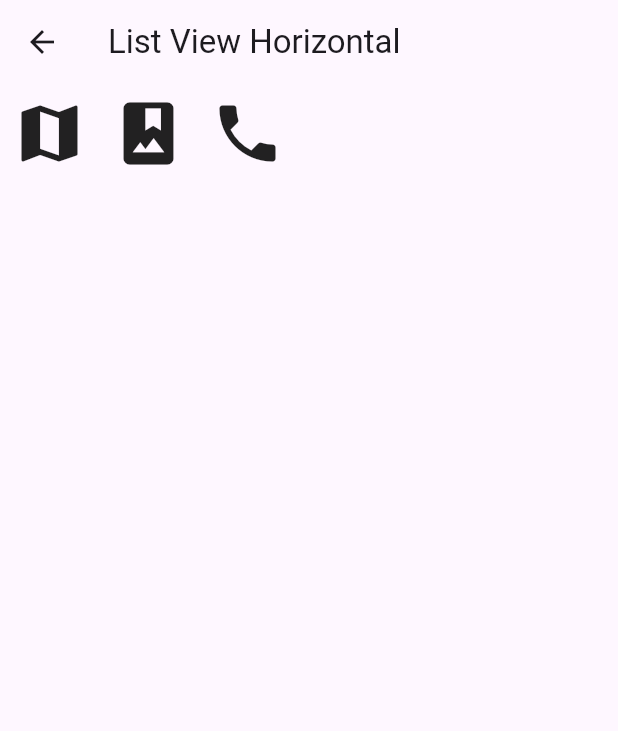
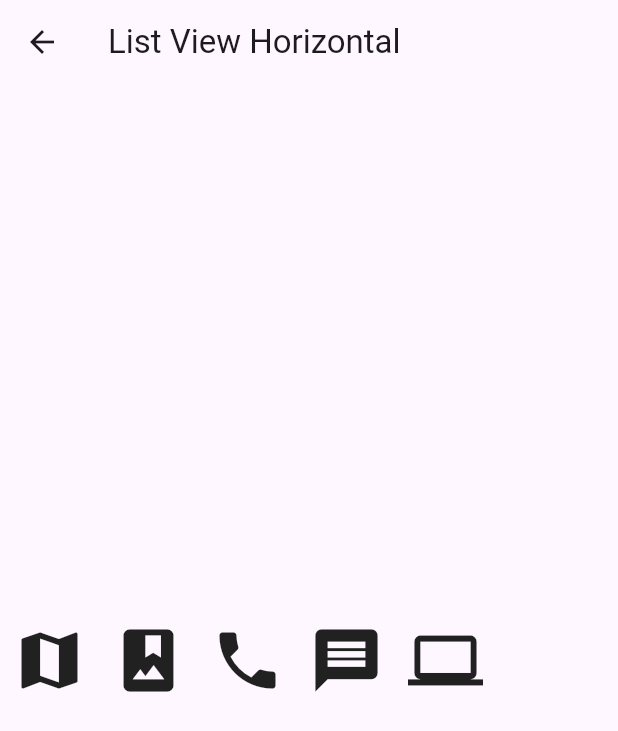
Before and after one commit to Mochamad-Dwi-Febriansyah/latihan-9-flutter, a Flutter app: the HorizontalPage screen opened directly, on a phone screen of 412 x 824 dp. Shown: the top 731 px of the screen. Run offline on Flutter 3.47's test engine with Material 3 defaults, Android fonts, the phone set to English and light mode, and no system bars.

Commit message:
horizontal

```diff
--- a/lib/horizontal.dart
+++ b/lib/horizontal.dart
@@ -9,9 +9,8 @@ class HorizontalPage extends StatelessWidget {
       appBar: AppBar(
         title: const Text('List View Horizontal'),
       ),
-      body: const  SingleChildScrollView(
+      body: ListView(
         scrollDirection: Axis.horizontal,
-        child: Row(
         children: const <Widget>[
           Padding(
             padding: EdgeInsets.all(8.0),
@@ -25,8 +24,15 @@ class HorizontalPage extends StatelessWidget {
             padding: EdgeInsets.all(8.0),
             child: Icon(Icons.phone, size: 50),
           ),
+          Padding(
+            padding: EdgeInsets.all(8.0),
+            child: Icon(Icons.message, size: 50),
+          ),
+          Padding(
+            padding: EdgeInsets.all(8.0),
+            child: Icon(Icons.computer, size: 50),
+          ),
         ],
-        ),
       ),
     );
   }
```
Lines whose indentation alone changed are shown as unchanged.
